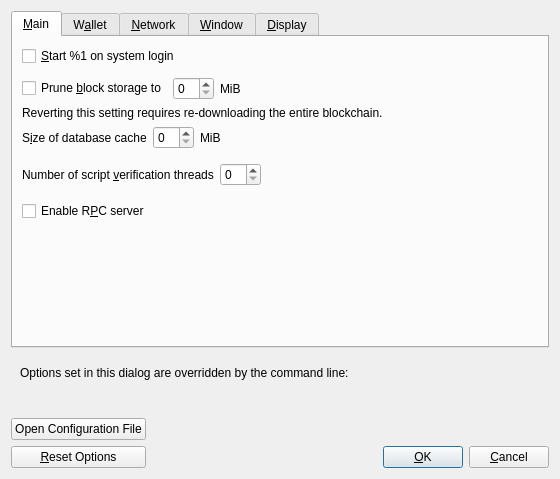
The window that src/qt/forms/optionsdialog.ui (l0rinc/bitcoin) describes before a commit, drawn with Qt 5.
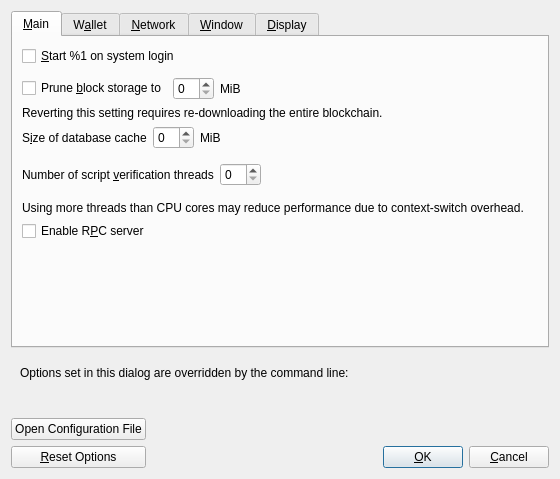
The same window after the commit. Custom widgets are drawn as their Qt base class.

Commit message: qt: warn on excessive script threads

The edit to the form file:
```diff
--- a/src/qt/forms/optionsdialog.ui
+++ b/src/qt/forms/optionsdialog.ui
@@ -186,6 +186,16 @@
          </item>
         </layout>
        </item>
+       <item>
+        <widget class="QLabel" name="threadsWarning">
+         <property name="text">
+          <string>Using more threads than CPU cores may reduce performance due to context-switch overhead.</string>
+         </property>
+         <property name="textFormat">
+          <enum>Qt::PlainText</enum>
+         </property>
+        </widget>
+       </item>
        <item>
         <widget class="QCheckBox" name="enableServer">
          <property name="toolTip">
```
The commit also changes 1 other file.
